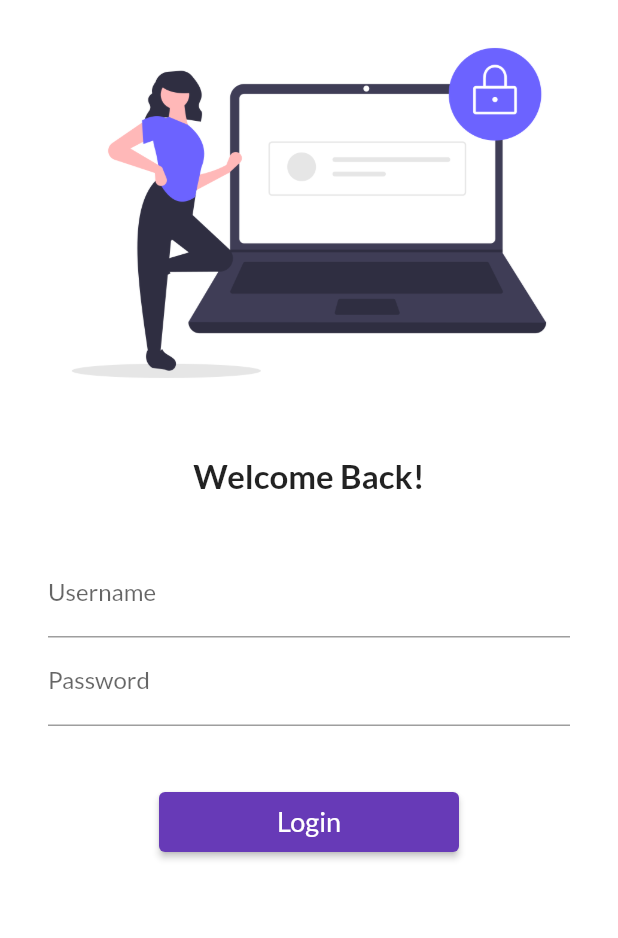
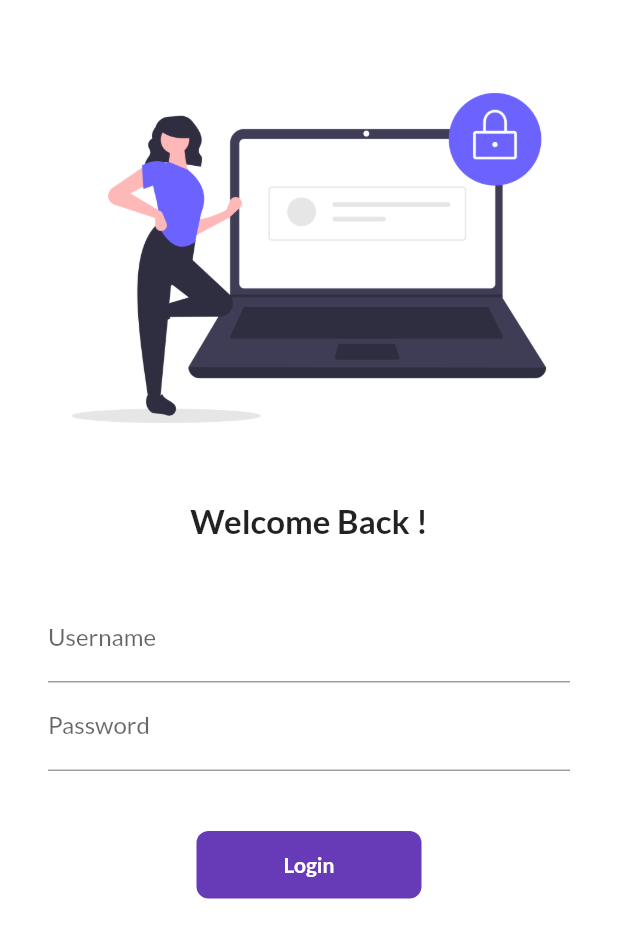
Before and after one commit to ronyaburaihan/flutter_basic_app, a Flutter app: the screen it shows after launch, on a phone screen of 412 x 824 dp. Shown: the top 938 px of the screen. Run offline on Flutter 3.47's test engine with Material 2 defaults, Android fonts, the phone set to English and light mode, and no system bars; our stand-ins replace google_fonts.

```diff
--- a/lib/main.dart
+++ b/lib/main.dart
@@ -14,6 +14,7 @@ class MyApp extends StatelessWidget {
     bringVegetables(bag: true);
     return MaterialApp(
       themeMode: ThemeMode.light,
+      debugShowCheckedModeBanner: true,
       theme: ThemeData(
           primarySwatch: Colors.deepPurple,
           textTheme: GoogleFonts.latoTextTheme()),
--- a/lib/pages/login_page.dart
+++ b/lib/pages/login_page.dart
@@ -1,7 +1,16 @@
 import 'package:flutter/material.dart';
-import 'package:flutter_basic_app/utils/routes.dart';
 
-class LoginPage extends StatelessWidget {
+import '../utils/routes.dart';
+
+class LoginPage extends StatefulWidget {
+  @override
+  State<LoginPage> createState() => _LoginPageState();
+}
+
+class _LoginPageState extends State<LoginPage> {
+  String name = "";
+  bool changeButton = false;
+
   @override
   Widget build(BuildContext context) {
     return Material(
@@ -9,13 +18,14 @@ class LoginPage extends StatelessWidget {
         child: SingleChildScrollView(
           child: Column(
             children: [
+              SizedBox(height: 30),
               Image.asset(
                 "assets/images/login_image.png",
                 fit: BoxFit.cover,
               ),
               SizedBox(height: 20),
               Text(
-                "Welcome Back!",
+                "Welcome Back $name!",
                 style: TextStyle(fontSize: 22, fontWeight: FontWeight.bold),
               ),
               SizedBox(height: 20),
@@ -27,6 +37,10 @@ class LoginPage extends StatelessWidget {
                     TextFormField(
                       decoration: InputDecoration(
                           labelText: "Username", hintText: "Enter Username"),
+                      onChanged: (value) {
+                        name = value;
+                        setState(() {});
+                      },
                     ),
                     TextFormField(
                       obscureText: true,
@@ -34,14 +48,42 @@ class LoginPage extends StatelessWidget {
                           labelText: "Password", hintText: "Enter Password"),
                     ),
                     SizedBox(height: 40),
-                    ElevatedButton(
+                    InkWell(
+                      onTap: () async {
+                        setState(() => {changeButton = !changeButton});
+                        await Future.delayed(Duration(seconds: 1));
+                        Navigator.pushNamed(context, AppRoutes.homeRoute);
+                      },
+                      child: AnimatedContainer(
+                        duration: Duration(seconds: 1),
+                        height: 45,
+                        width: changeButton ? 45 : 150,
+                        alignment: Alignment.center,
+                        child: changeButton
+                            ? Icon(
+                                Icons.done,
+                                color: Colors.white,
+                              )
+                            : Text(
+                                "Login",
+                                style: TextStyle(
+                                    color: Colors.white,
+                                    fontWeight: FontWeight.bold),
+                              ),
+                        decoration: BoxDecoration(
+                            color: Colors.deepPurple,
+                            borderRadius:
+                                BorderRadius.circular(changeButton ? 45 : 8)),
+                      ),
+                    ),
+                    /*ElevatedButton(
                         style: TextButton.styleFrom(minimumSize: Size(200, 40)),
                         onPressed: () =>
                             {Navigator.pushNamed(context, AppRoutes.homeRoute)},
                         child: Text(
                           "Login",
                           style: TextStyle(fontSize: 18),
-                        ))
+                        ))*/
                   ],
                 ),
               )
```
